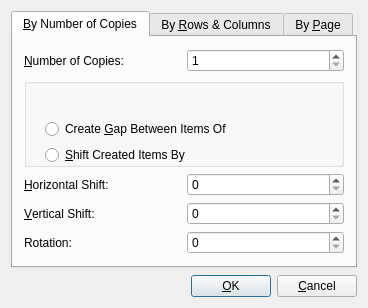
This is scribus/ui/multipleduplicate.ui in scribusproject/scribus as Qt 5 draws it before an edit. The edited form follows.
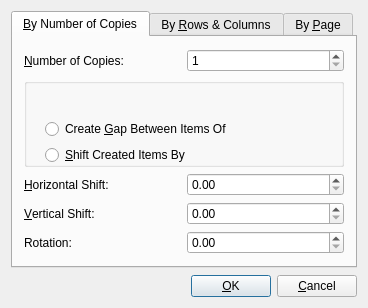
This is the edited form. Custom widgets are drawn as their Qt base class.

Commit message: Fix other cases of ScrSpinBox being declared with wrong base class in ui files

What changed in the file:
```diff
--- a/scribus/ui/multipleduplicate.ui
+++ b/scribus/ui/multipleduplicate.ui
@@ -496,7 +496,7 @@
  <customwidgets>
   <customwidget>
    <class>ScrSpinBox</class>
-   <extends>QSpinBox</extends>
+   <extends>QDoubleSpinBox</extends>
    <header location="global">ui/scrspinbox.h</header>
   </customwidget>
  </customwidgets>
```
The commit also changes 10 other files.
